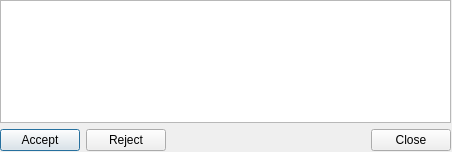
Before: the Qt Designer form ui/offline_list.ui in gitter-badger/simplechatclient, drawn with Qt 5.
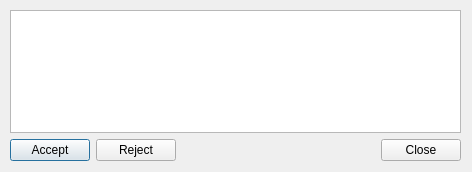
After: the same form once the commit is applied.

```diff
--- a/ui/offline_list.ui
+++ b/ui/offline_list.ui
@@ -6,20 +6,20 @@
    <rect>
     <x>0</x>
     <y>0</y>
-    <width>452</width>
-    <height>152</height>
+    <width>472</width>
+    <height>172</height>
    </rect>
   </property>
   <property name="minimumSize">
    <size>
-    <width>452</width>
-    <height>152</height>
+    <width>472</width>
+    <height>172</height>
    </size>
   </property>
   <property name="maximumSize">
    <size>
-    <width>452</width>
-    <height>152</height>
+    <width>472</width>
+    <height>172</height>
    </size>
   </property>
   <property name="windowTitle">
@@ -28,8 +28,8 @@
   <widget class="QWidget" name="verticalLayoutWidget">
    <property name="geometry">
     <rect>
-     <x>0</x>
-     <y>0</y>
+     <x>10</x>
+     <y>10</y>
      <width>451</width>
      <height>151</height>
     </rect>
```
